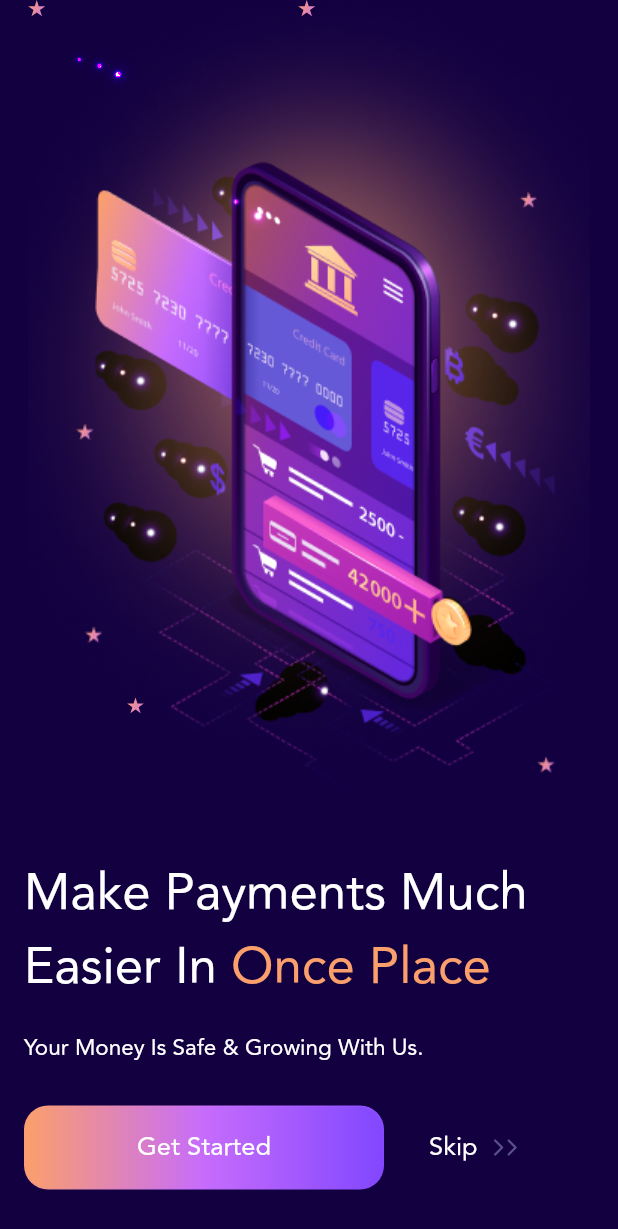
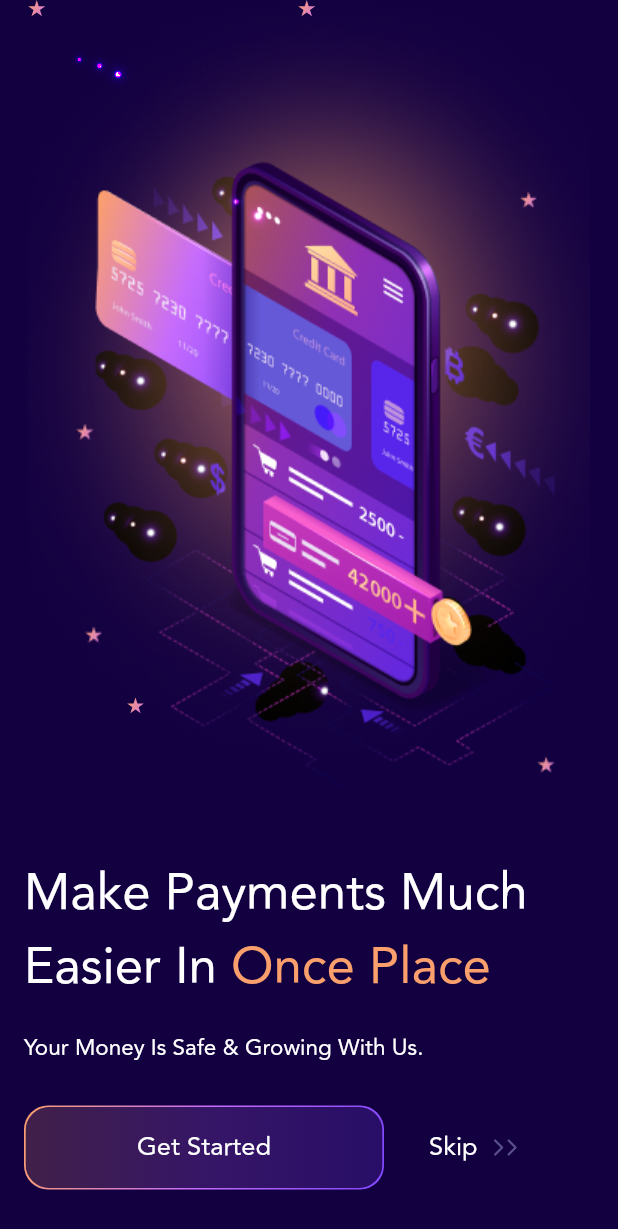
Before and after one commit to CodePhilanthropist/walleto, a Flutter app: the screen it shows after launch, on a phone screen of 412 x 824 dp. Shown: the top 1229 px of the screen. Run offline on Flutter 3.47's test engine with Material 2 defaults, Android fonts, the phone set to English and light mode, and no system bars; our stand-ins replace flutter_svg.

Commit message:
refactor GradientButton with opacity color

```diff
--- a/lib/ui/onboarding/onboarding_screen.dart
+++ b/lib/ui/onboarding/onboarding_screen.dart
@@ -1,7 +1,6 @@
 import 'package:flutter/material.dart';
 import 'package:walleto/utils/colors.dart';
 import 'package:flutter_svg/flutter_svg.dart';
-import 'package:walleto/utils/outline_gradient_button.dart';
 import "../../utils/buttons.dart";
 
 class OnboardingScreen extends StatelessWidget {
@@ -98,15 +97,15 @@ class OnboardingScreen extends StatelessWidget {
                     SizedBox(
                       child: Row(
                         children: [
-                          const GradientButton(
+                          GradientButton(
                             gradient: LinearGradient(
                               colors: [
-                                Color(0xffFB9F6C),
-                                Color(0xffC66CFC),
-                                Color(0xff8247FF),
+                                const Color(0xffFB9F6C).withOpacity(0.2),
+                                const Color(0xffC66CFC).withOpacity(0.2),
+                                const Color(0xff8247FF).withOpacity(0.2),
                               ],
                             ),
-                            borderGradient: LinearGradient(
+                            borderGradient: const LinearGradient(
                               colors: [
                                 Color(0xffFB9F6C),
                                 Color(0xffC66CFC),
@@ -117,7 +116,7 @@ class OnboardingScreen extends StatelessWidget {
                             ),
                             radius: 16,
                             strokeWidth: 1,
-                            child: Text(
+                            child: const Text(
                               "Get Started",
                               style: TextStyle(
                                 fontFamily: "Avenir",
@@ -145,7 +144,7 @@ class OnboardingScreen extends StatelessWidget {
                                 ),
                                 SvgPicture.asset(
                                   "assets/images/onboarding/arrow-right.svg",
-                                )
+                                ),
                               ],
                             ),
                           ),
--- a/lib/utils/buttons.dart
+++ b/lib/utils/buttons.dart
@@ -1,4 +1,5 @@
 import 'package:flutter/material.dart';
+import 'package:walleto/utils/colors.dart';
 
 class GradientButton extends StatelessWidget {
   final Widget child;
@@ -26,8 +27,10 @@ class GradientButton extends StatelessWidget {
         borderRadius: BorderRadius.circular(radius),
         gradient: borderGradient,
       ),
+      child: ClipRRect(
+        borderRadius: BorderRadius.circular(radius),
         child: Material(
-        color: Colors.transparent,
+          color: AppColor.navyPurple,
           child: Ink(
             decoration: BoxDecoration(
               gradient: gradient,
@@ -40,6 +43,7 @@ class GradientButton extends StatelessWidget {
             ),
           ),
         ),
+      ),
     );
   }
 }
```
Also changed, not shown: lib/utils/outline_gradient_button.dart (deleted, +0 -52 lines). Lines whose indentation alone changed are shown as unchanged.
